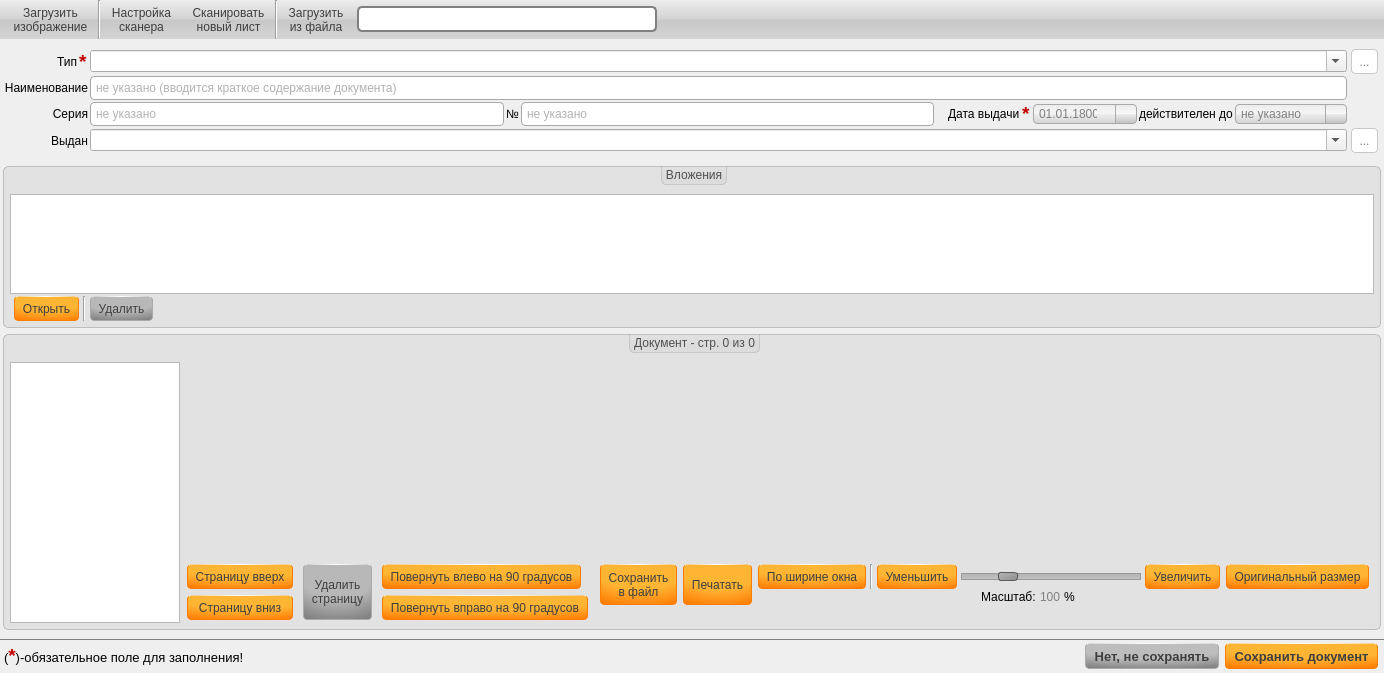
First picture: the form in DocWidgets/widgets/electrodoc_v2.ui, repository Eveler/cpp_libs, before the edit.
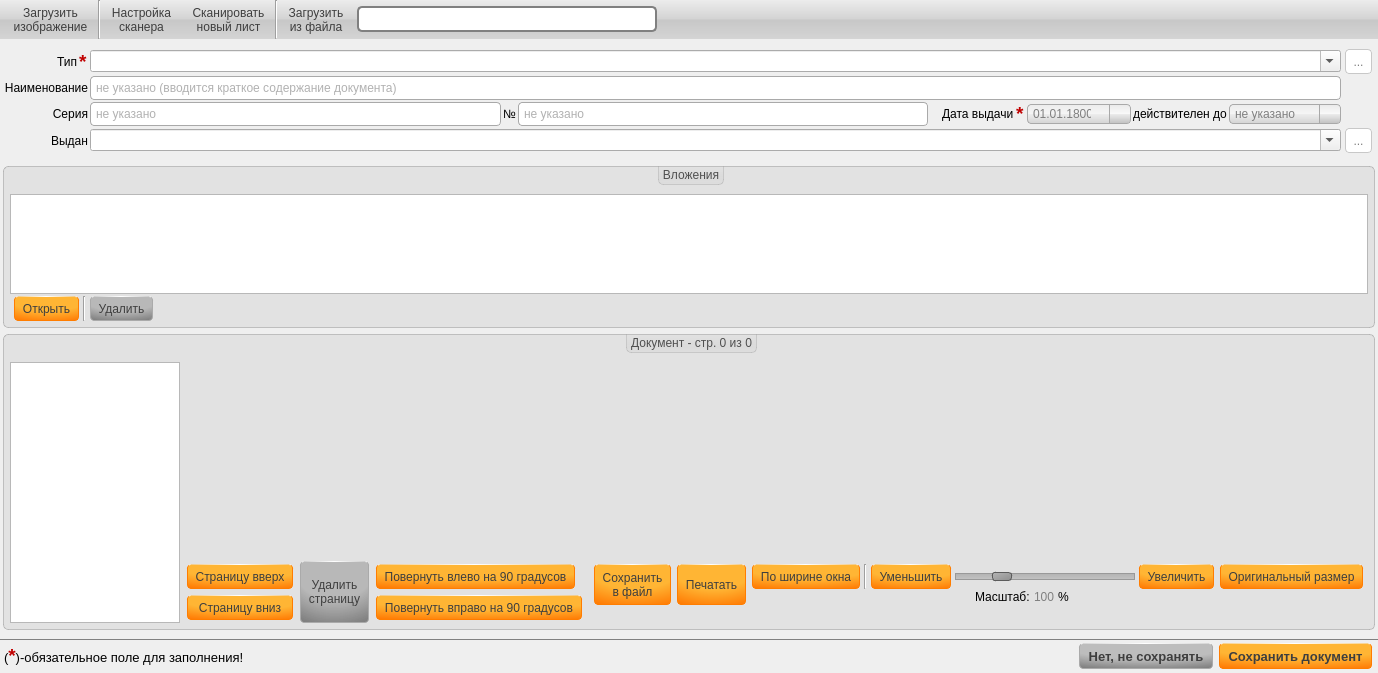
Second picture: the form after the edit. Icons and pictures are not drawn.

Patch:
```diff
--- a/DocWidgets/widgets/electrodoc_v2.ui
+++ b/DocWidgets/widgets/electrodoc_v2.ui
@@ -1331,21 +1331,6 @@
              </widget>
             </item>
             <item row="0" column="1">
-             <widget class="QWidget" name="widget_2" native="true">
-              <layout class="QVBoxLayout" name="verticalLayout_3">
-               <property name="leftMargin">
-                <number>3</number>
-               </property>
-               <property name="topMargin">
-                <number>3</number>
-               </property>
-               <property name="rightMargin">
-                <number>3</number>
-               </property>
-               <property name="bottomMargin">
-                <number>3</number>
-               </property>
-               <item>
                 <widget class="QToolButton" name="tBt_DeletePage">
                  <property name="sizePolicy">
                   <sizepolicy hsizetype="Fixed" vsizetype="Preferred">
@@ -1360,9 +1345,6 @@
                   <string>Удалить
 страницу</string>
                  </property>
-                </widget>
-               </item>
-              </layout>
              </widget>
             </item>
            </layout>
```
Lines whose indentation alone changed are shown as unchanged.
